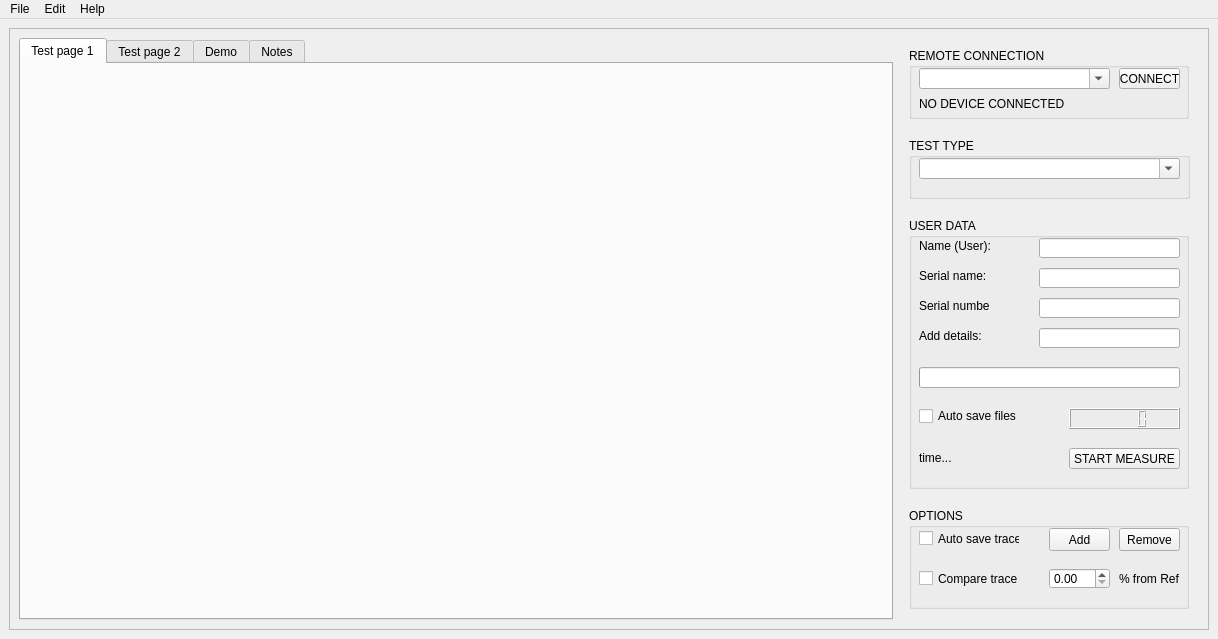
First picture: the form in src/user_gui/user_gui.ui, repository joeldrc/lab-visa-gui, before the edit.
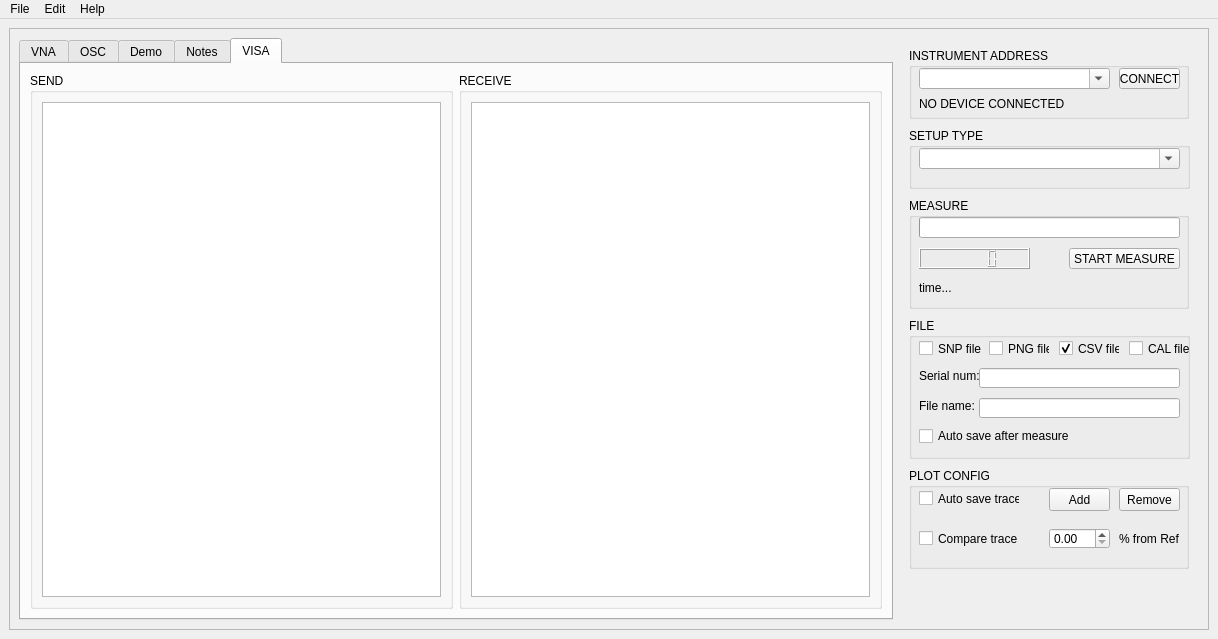
Second picture: the form after the edit. The open tabs and pages were chosen to show the change. Icons and pictures are not drawn.

Diff of the .ui file:
```diff
--- a/src/user_gui/user_gui.ui
+++ b/src/user_gui/user_gui.ui
@@ -46,7 +46,7 @@
           <property name="geometry">
            <rect>
             <x>10</x>
-            <y>470</y>
+            <y>430</y>
             <width>280</width>
             <height>101</height>
            </rect>
@@ -58,7 +58,7 @@
            </size>
           </property>
           <property name="title">
-           <string>OPTIONS</string>
+           <string>PLOT CONFIG</string>
           </property>
           <widget class="QCheckBox" name="saveReference">
            <property name="geometry">
@@ -140,9 +140,9 @@
           <property name="geometry">
            <rect>
             <x>10</x>
-            <y>180</y>
-            <width>280</width>
-            <height>271</height>
+            <y>280</y>
+            <width>281</width>
+            <height>141</height>
            </rect>
           </property>
           <property name="minimumSize">
@@ -152,21 +152,8 @@
            </size>
           </property>
           <property name="title">
-           <string>USER DATA</string>
+           <string>FILE</string>
           </property>
-          <widget class="QLabel" name="label">
-           <property name="geometry">
-            <rect>
-             <x>10</x>
-             <y>20</y>
-             <width>71</width>
-             <height>16</height>
-            </rect>
-           </property>
-           <property name="text">
-            <string>Name (User):</string>
-           </property>
-          </widget>
           <widget class="QLabel" name="label_2">
            <property name="geometry">
             <rect>
@@ -177,7 +164,7 @@
             </rect>
            </property>
            <property name="text">
-            <string>Serial name:</string>
+            <string>Serial num:</string>
            </property>
           </widget>
           <widget class="QLabel" name="label_3">
@@ -190,38 +177,15 @@
             </rect>
            </property>
            <property name="text">
-            <string>Serial number:</string>
+            <string>File name:</string>
            </property>
           </widget>
-          <widget class="QLabel" name="label_4">
+          <widget class="QLineEdit" name="serial_name">
            <property name="geometry">
             <rect>
-             <x>10</x>
-             <y>110</y>
-             <width>71</width>
-             <height>16</height>
-            </rect>
-           </property>
-           <property name="text">
-            <string>Add details:</string>
-           </property>
-          </widget>
-          <widget class="QLineEdit" name="userName">
-           <property name="geometry">
-            <rect>
-             <x>130</x>
-             <y>20</y>
-             <width>141</width>
-             <height>20</height>
-            </rect>
-           </property>
-          </widget>
-          <widget class="QLineEdit" name="serialName">
-           <property name="geometry">
-            <rect>
-             <x>130</x>
+             <x>70</x>
              <y>50</y>
-             <width>141</width>
+             <width>201</width>
              <height>20</height>
             </rect>
            </property>
@@ -229,86 +193,79 @@
           <widget class="QLineEdit" name="serialNumber">
            <property name="geometry">
             <rect>
-             <x>130</x>
+             <x>70</x>
              <y>80</y>
-             <width>141</width>
+             <width>201</width>
              <height>20</height>
             </rect>
            </property>
           </widget>
-          <widget class="QLineEdit" name="addDetails">
+          <widget class="QCheckBox" name="auto_save">
            <property name="geometry">
             <rect>
-             <x>130</x>
+             <x>10</x>
              <y>110</y>
-             <width>141</width>
-             <height>20</height>
+             <width>171</width>
+             <height>16</height>
             </rect>
            </property>
+           <property name="text">
+            <string>Auto save after measure</string>
+           </property>
           </widget>
-          <widget class="QProgressBar" name="progressBar">
+          <widget class="QCheckBox" name="cal_file">
            <property name="geometry">
             <rect>
-             <x>10</x>
-             <y>149</y>
-             <width>261</width>
+             <x>220</x>
+             <y>20</y>
+             <width>61</width>
              <height>21</height>
             </rect>
            </property>
-           <property name="value">
-            <number>0</number>
+           <property name="text">
+            <string>CAL file</string>
            </property>
-           <property name="textVisible">
-            <bool>false</bool>
-           </property>
           </widget>
-          <widget class="QLCDNumber" name="lcdNumber">
+          <widget class="QCheckBox" name="snp_file">
            <property name="geometry">
             <rect>
-             <x>160</x>
-             <y>190</y>
-             <width>111</width>
-             <height>21</height>
-            </rect>
-           </property>
-          </widget>
-          <widget class="QCheckBox" name="autoSave">
-           <property name="geometry">
-            <rect>
              <x>10</x>
-             <y>190</y>
+             <y>20</y>
              <width>101</width>
-             <height>16</height>
+             <height>21</height>
             </rect>
            </property>
            <property name="text">
-            <string>Auto save files</string>
+            <string>SNP file</string>
            </property>
           </widget>
-          <widget class="QLabel" name="timeLabel">
+          <widget class="QCheckBox" name="csv_file">
            <property name="geometry">
             <rect>
-             <x>10</x>
-             <y>230</y>
-             <width>141</width>
-             <height>20</height>
+             <x>150</x>
+             <y>20</y>
+             <width>61</width>
+             <height>21</height>
             </rect>
            </property>
            <property name="text">
-            <string>time...</string>
+            <string>CSV file</string>
            </property>
+           <property name="checked">
+            <bool>true</bool>
+           </property>
           </widget>
-          <widget class="QPushButton" name="startMeasure">
+          <widget class="QCheckBox" name="png_file">
            <property name="geometry">
             <rect>
-             <x>160</x>
-             <y>230</y>
-             <width>111</width>
+             <x>80</x>
+             <y>20</y>
+             <width>61</width>
              <height>21</height>
             </rect>
            </property>
            <property name="text">
-            <string>START MEASURE</string>
+            <string>PNG file</string>
            </property>
           </widget>
          </widget>
@@ -328,7 +285,7 @@
            </size>
           </property>
           <property name="title">
-           <string>REMOTE CONNECTION</string>
+           <string>INSTRUMENT ADDRESS</string>
           </property>
           <widget class="QLabel" name="remoteConnectionLabel">
            <property name="geometry">
@@ -374,13 +331,13 @@
           <property name="geometry">
            <rect>
             <x>10</x>
-            <y>100</y>
+            <y>90</y>
             <width>281</width>
             <height>61</height>
            </rect>
           </property>
           <property name="title">
-           <string>TEST TYPE</string>
+           <string>SETUP TYPE</string>
           </property>
           <widget class="QComboBox" name="comboBox_test_type">
            <property name="geometry">
@@ -399,6 +356,77 @@
            </property>
           </widget>
          </widget>
+         <widget class="QGroupBox" name="otherOptionsBox_2">
+          <property name="geometry">
+           <rect>
+            <x>10</x>
+            <y>160</y>
+            <width>280</width>
+            <height>111</height>
+           </rect>
+          </property>
+          <property name="minimumSize">
+           <size>
+            <width>280</width>
+            <height>0</height>
+           </size>
+          </property>
+          <property name="title">
+           <string>MEASURE</string>
+          </property>
+          <widget class="QLCDNumber" name="lcd_num">
+           <property name="geometry">
+            <rect>
+             <x>10</x>
+             <y>50</y>
+             <width>111</width>
+             <height>21</height>
+            </rect>
+           </property>
+          </widget>
+          <widget class="QProgressBar" name="measure_bar">
+           <property name="geometry">
+            <rect>
+             <x>10</x>
+             <y>19</y>
+             <width>261</width>
+             <height>21</height>
+            </rect>
+           </property>
+           <property name="value">
+            <number>0</number>
+           </property>
+           <property name="textVisible">
+            <bool>false</bool>
+           </property>
+          </widget>
+          <widget class="QPushButton" name="start_measure">
+           <property name="geometry">
+            <rect>
+             <x>160</x>
+             <y>50</y>
+             <width>111</width>
+             <height>21</height>
+            </rect>
+           </property>
+           <property name="text">
+            <string>START MEASURE</string>
+           </property>
+          </widget>
+          <widget class="QLabel" name="time">
+           <property name="geometry">
+            <rect>
+             <x>10</x>
+             <y>80</y>
+             <width>141</width>
+             <height>20</height>
+            </rect>
+           </property>
+           <property name="text">
+            <string>time...</string>
+           </property>
+          </widget>
+         </widget>
         </widget>
        </item>
        <item row="0" column="0">
@@ -412,12 +440,21 @@
          <property name="currentIndex">
           <number>0</number>
          </property>
+         <property name="documentMode">
+          <bool>false</bool>
+         </property>
+         <property name="tabsClosable">
+          <bool>false</bool>
+         </property>
          <property name="movable">
+          <bool>true</bool>
+         </property>
+         <property name="tabBarAutoHide">
           <bool>false</bool>
          </property>
          <widget class="QWidget" name="tab_0">
           <attribute name="title">
-           <string>Test page 1</string>
+           <string>VNA</string>
           </attribute>
           <layout class="QGridLayout" name="gridLayout_3">
            <item row="0" column="0">
@@ -427,7 +464,7 @@
          </widget>
          <widget class="QWidget" name="tab_1">
           <attribute name="title">
-           <string>Test page 2</string>
+           <string>OSC</string>
           </attribute>
           <layout class="QGridLayout" name="gridLayout_4">
            <item row="0" column="0">
@@ -455,6 +492,49 @@
            </item>
           </layout>
          </widget>
+         <widget class="QWidget" name="visa">
+          <attribute name="title">
+           <string>VISA</string>
+          </attribute>
+          <layout class="QHBoxLayout" name="horizontalLayout">
+           <item>
+            <widget class="QGroupBox" name="otherOptionsBox_4">
+             <property name="minimumSize">
+              <size>
+               <width>280</width>
+               <height>0</height>
+              </size>
+             </property>
+             <property name="title">
+              <string>SEND</string>
+             </property>
+             <layout class="QVBoxLayout" name="verticalLayout">
+              <item>
+               <widget class="QTextEdit" name="textEdit_4"/>
+              </item>
+             </layout>
+            </widget>
+           </item>
+           <item>
+            <widget class="QGroupBox" name="otherOptionsBox_3">
+             <property name="minimumSize">
+              <size>
+               <width>280</width>
+               <height>0</height>
+              </size>
+             </property>
+             <property name="title">
+              <string>RECEIVE</string>
+             </property>
+             <layout class="QVBoxLayout" name="verticalLayout_2">
+              <item>
+               <widget class="QTextEdit" name="visa_send"/>
+              </item>
+             </layout>
+            </widget>
+           </item>
+          </layout>
+         </widget>
         </widget>
        </item>
       </layout>
```
Left out of the diff: 28 changed lines with no effect on the pictures.
